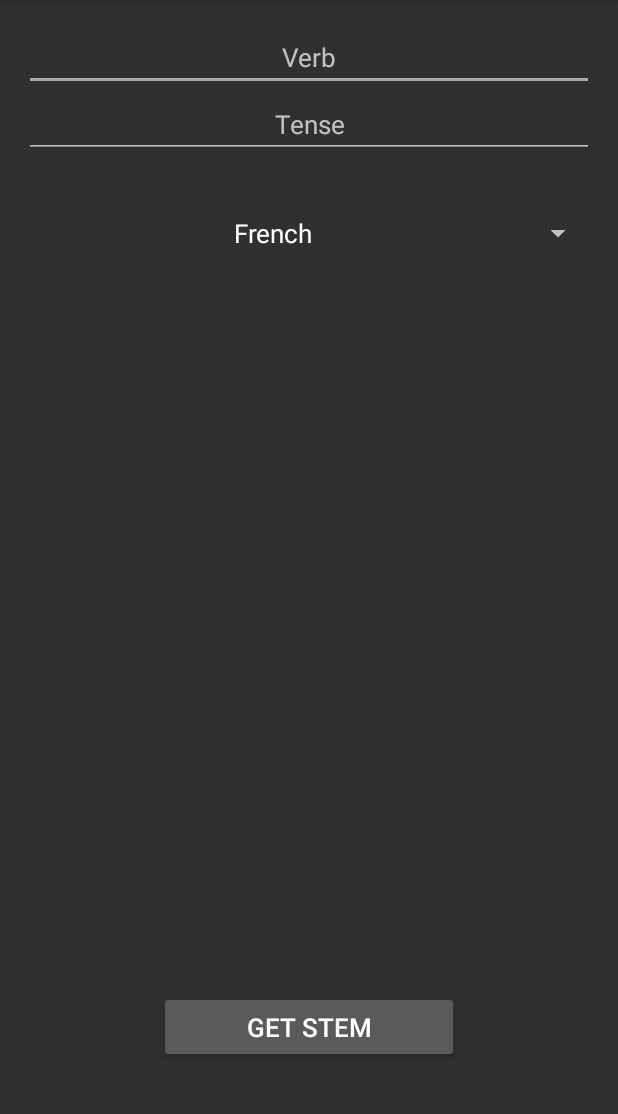
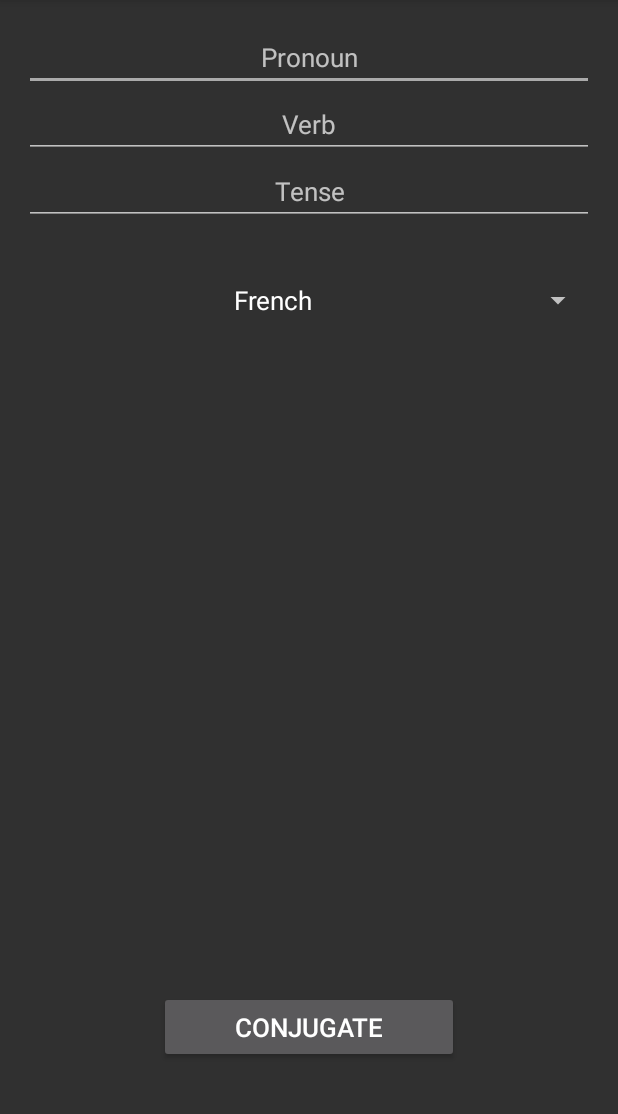
Before and after one commit to kritixilithos/Yee-Verbs, an Android app: the screen it shows after launch (MainActivity), on a phone screen of 412 x 824 dp, the part 84-1198 px from its top. Run offline under Robolectric (Android 15) with nearby library versions, the phone set to English and light mode, and no system bars.

```diff
--- a/app/src/main/res/layout/activity_main.xml
+++ b/app/src/main/res/layout/activity_main.xml
@@ -14,8 +14,17 @@
     <EditText
         android:layout_width="match_parent"
         android:layout_height="wrap_content"
+        android:id="@+id/pronoun"
+        android:gravity="center"
+        android:textSize="17sp"
+        android:hint="@string/pronoun"/>
+
+    <EditText
+        android:layout_width="match_parent"
+        android:layout_height="wrap_content"
         android:gravity="center"
         android:id="@+id/verb"
+        android:layout_below="@id/pronoun"
         android:hint="@string/verb"
         android:textSize="17sp"/>
 
@@ -53,7 +62,7 @@
         android:layout_width="200dp"
         android:layout_height="wrap_content"
         android:id="@+id/get_stem"
-        android:text="@string/get_stem"
+        android:text="@string/conjugate"
         android:textSize="17sp"
         android:layout_above="@id/stem"
         android:layout_centerHorizontal="true" />
--- a/app/src/main/res/values/strings.xml
+++ b/app/src/main/res/values/strings.xml
@@ -1,8 +1,10 @@
 <resources>
     <string name="app_name">Yee Verbs</string>
+    <string name="conjugate">Conjugate</string>
     <string name="get_stem">Get Stem</string>
     <string name="tense">Tense</string>
     <string name="verb">Verb</string>
+    <string name="pronoun">Pronoun</string>
     <string-array name="languages">
         <item>French</item>
         <item>Spanish</item>
```
Also changed, not shown: app/src/main/java/com/example/yeeverbs/MainActivity.java (+57 -12 lines).
